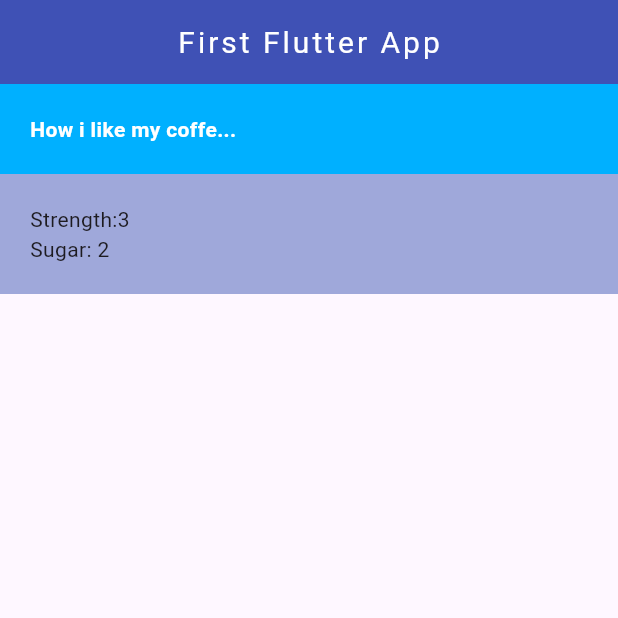
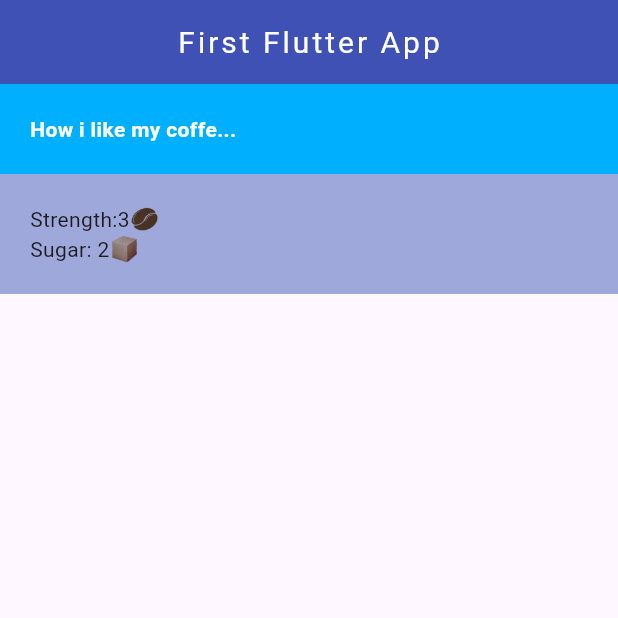
Before and after one commit to JBernardoFortes/flutter_crash_course, a Flutter app: the screen it shows after launch, on a phone screen of 412 x 824 dp, the top half of it. Run offline on Flutter 3.47's test engine with Material 3 defaults, Android fonts, the phone set to English and light mode, and no system bars.

Commit message:
feat: class #13

```diff
--- a/coffe_card/lib/coffe_prefs.dart
+++ b/coffe_card/lib/coffe_prefs.dart
@@ -5,10 +5,34 @@ class CoffePrefs extends StatelessWidget {
 
   @override
   Widget build(BuildContext context) {
-    return const Column(
+    return Column(
       children: [
-        Row(children: [Text("Strength:"), Text("3"), SizedBox(width: 50)]),
-        Row(children: [Text("Sugar: "), Text("2"), SizedBox(width: 50)]),
+        Row(
+          children: [
+            Text("Strength:"),
+            Text("3"),
+            Image.asset(
+              "assets/img/coffee_bean.png",
+              width: 20,
+              color: Colors.indigo[200],
+              colorBlendMode: BlendMode.multiply,
+            ),
+            SizedBox(width: 50),
+          ],
+        ),
+        Row(
+          children: [
+            Text("Sugar: "),
+            Text("2"),
+            Image.asset(
+              "assets/img/sugar_cube.png",
+              width: 20,
+              color: Colors.indigo[200],
+              colorBlendMode: BlendMode.multiply,
+            ),
+            SizedBox(width: 50),
+          ],
+        ),
       ],
     );
   }
--- a/coffe_card/lib/home/home.dart
+++ b/coffe_card/lib/home/home.dart
@@ -24,6 +24,7 @@ class Home extends StatelessWidget {
             color: Colors.lightBlueAccent[400],
             padding: const EdgeInsets.all(20),
             child: const Text(
+
               "How i like my coffe...",
               style: TextStyle(
                 color: Colors.white,
```
Also changed, not shown: coffe_card/pubspec.yaml (+3 -6 lines), coffe_card/assets/img/coffee_bean.png (added), coffe_card/assets/img/sugar_cube.png (added), 1 other file.
